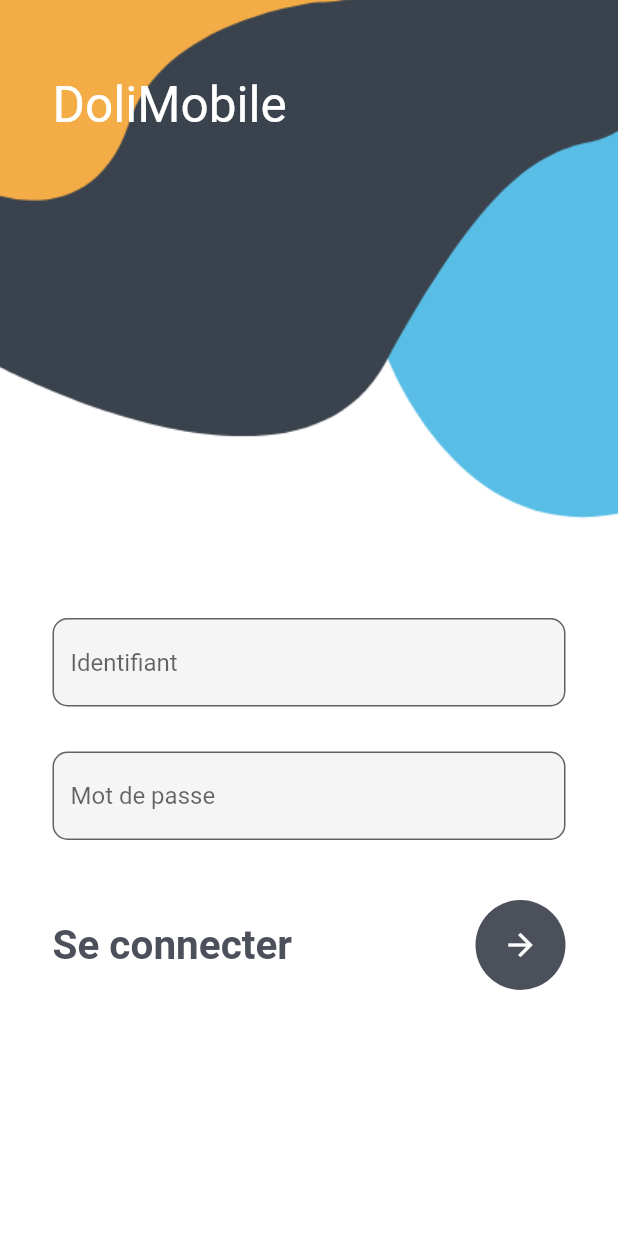
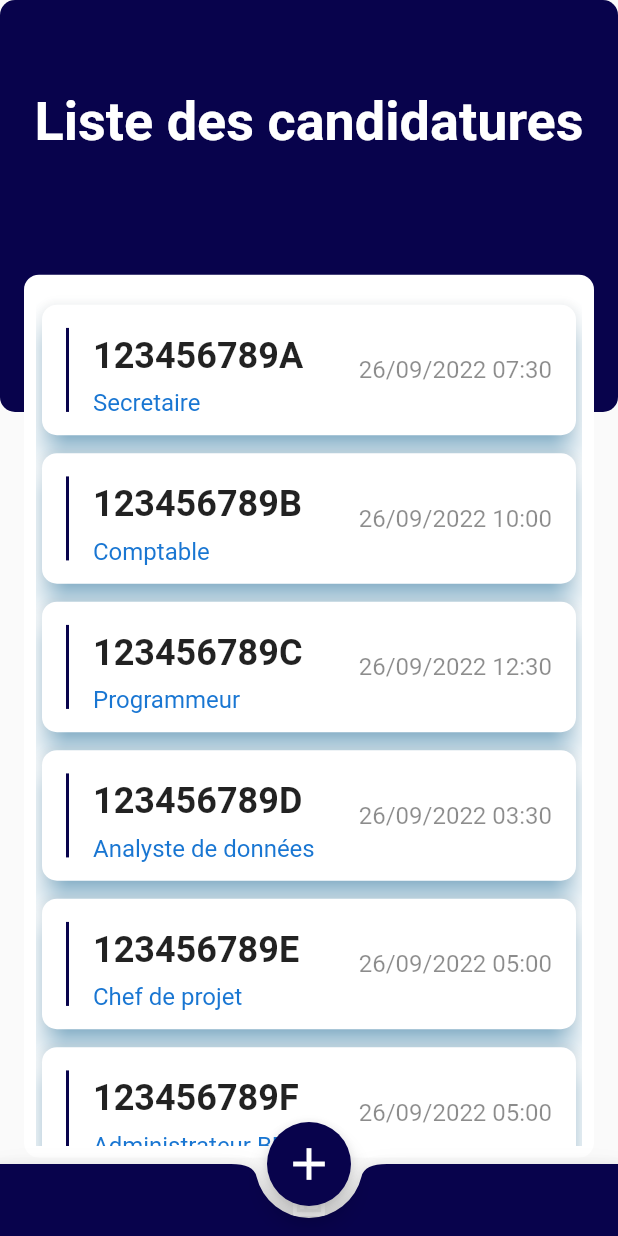
Before and after one commit to DabaSD/Projet_Flutter, a Flutter app: the screen it shows after launch, after a tap on the "arrow forward" icon, on a phone screen of 412 x 824 dp. Run offline on Flutter 3.47's test engine with Material 2 defaults, Android fonts, the light colour scheme and no system bars; drawn by our look-alikes of flutter_slidable.

Commit message:
La liste des candidature

```diff
--- /dev/null
+++ b/lib/home_page.dart
@@ -0,0 +1,137 @@
+import 'package:flutter/material.dart';
+import 'package:projet_flutter/models/task.dart';
+import 'package:projet_flutter/widgets/card_widget.dart';
+import 'package:projet_flutter/widgets/form_widget.dart';
+
+class HomePage extends StatefulWidget {
+  const HomePage({Key? key}) : super(key: key);
+
+  @override
+  State<HomePage> createState() => _HomePageState();
+}
+
+class _HomePageState extends State<HomePage> {
+  final newList = listTask.where((element) => !element.isDone).toList();
+  @override
+  Widget build(BuildContext context) {
+    final size = MediaQuery.of(context).size;
+    return Scaffold(
+      body: SizedBox(
+        width: size.width,
+        height: size.height,
+        child: Stack(
+          children: [
+            Positioned(
+              child: Container(
+                width: size.width,
+                height: size.height / 3,
+                decoration: const BoxDecoration(
+                  borderRadius: BorderRadius.horizontal(
+                    left: Radius.circular(10),
+                    right: Radius.circular(10),
+                  ),
+                  gradient: LinearGradient(
+                    colors: [
+                      Color(0xff08034c),
+                      Color(0xff08034c),
+                    ],
+                    begin: Alignment.centerRight,
+                    end: Alignment.centerLeft,
+                  ),
+                ),
+                child: const Column(
+                  children: [
+                    SizedBox(
+                      height: 60,
+                    ),
+                    Text(
+                      'Liste des candidatures',
+                      style: TextStyle(
+                        color: Colors.white,
+                        fontSize: 36,
+                        fontWeight: FontWeight.bold,
+                      ),
+                    ),
+                    SizedBox(
+                      height: 8,
+                    ),
+                  ],
+                ),
+              ),
+            ),
+            Positioned(
+              top: size.height / 4.5,
+              left: 16,
+              child: Container(
+                width: size.width - 32,
+                height: size.height / 1.4,
+                decoration: const BoxDecoration(
+                  color: Colors.white,
+                  borderRadius: BorderRadius.horizontal(
+                    left: Radius.circular(10),
+                    right: Radius.circular(10),
+                  ),
+                ),
+                child: Padding(
+                  padding: const EdgeInsets.all(8),
+                  child: ListView.separated(
+                    padding: const EdgeInsets.only(
+                      top: 8,
+                    ),
+                    itemBuilder: (context, index) {
+
+                      return CardWidget(
+                        task: newList[index],
+                      );
+                    },
+                    itemCount: newList.length,
+                    separatorBuilder: (context, index) {
+                      return const SizedBox(
+                        height: 4,
+                      );
+                    },
+                  ),
+                ),
+              ),
+            ),
+          ],
+        ),
+      ),
+      bottomNavigationBar: BottomAppBar(
+        color: const Color(0xff08034c),
+        shape: const CircularNotchedRectangle(),
+        notchMargin: 8,
+        child: Row(
+          mainAxisSize: MainAxisSize.max,
+          mainAxisAlignment: MainAxisAlignment.spaceAround,
+          children: [
+            IconButton(
+              onPressed: () {},
+              icon: const Icon(
+                Icons.list_alt_rounded,
+                color: Colors.white,
+                size: 28,
+              ),
+            ),
+          ],
+        ),
+      ),
+      floatingActionButton: FloatingActionButton(
+        onPressed: () {
+          showDialog(
+              context: context,
+              builder: (context) {
+                return const FormWidget();
+              });
+        },
+        backgroundColor: const Color(0xff08034c),
+        foregroundColor: const Color(0xffffffff),
+        child: const Icon(
+          Icons.add,
+          size: 36,
+        ),
+      ),
+      floatingActionButtonLocation: FloatingActionButtonLocation.centerDocked,
+    );
+  }
+}
--- a/lib/login.dart
+++ b/lib/login.dart
@@ -1,4 +1,5 @@
 import 'package:flutter/material.dart';
+import 'package:projet_flutter/main.dart';
 
 class MyLogin extends StatefulWidget {
   const MyLogin({Key? key}) : super(key: key);
@@ -75,7 +76,9 @@
                       backgroundColor: const Color(0xff4c505b),
                       child: IconButton(
                         color: Colors.white,
-                        onPressed: () {},
+                        onPressed: () {
+                          runApp(const MyApp1());
+                        },
                         icon: const Icon(Icons.arrow_forward),
                       ),
                     ),
--- a/lib/main.dart
+++ b/lib/main.dart
@@ -1,8 +1,11 @@
 import 'package:flutter/material.dart';
 import 'package:projet_flutter/login.dart';
+import 'package:projet_flutter/home_page.dart';
+
 
 void main() {
   runApp(const MyApp());
+  //;
 }
 
 class MyApp extends StatelessWidget {
@@ -19,3 +22,20 @@
         });
   }
 }
+
+
+class MyApp1 extends StatelessWidget {
+  const MyApp1({Key? key}) : super(key: key);
+
+  @override
+  Widget build(BuildContext context) {
+    return MaterialApp(
+      debugShowCheckedModeBanner: false,
+      title: 'DoliMobile',
+      theme: ThemeData(
+        primarySwatch: Colors.blue,
+      ),
+      home: const HomePage(),
+    );
+  }
+}
--- /dev/null
+++ b/lib/models/task.dart
@@ -0,0 +1,52 @@
+class Task {
+  final String taskName;
+  final String description;
+  final DateTime taskTime;
+  final bool isDone;
+
+  Task(
+    this.taskName,
+    this.description,
+    this.taskTime,
+    this.isDone,
+  );
+}
+
+List<Task> listTask = [
+  Task(
+    '123456789A',
+    'Secretaire',
+    DateTime(2022, 9, 26, 7, 30),
+    false,
+  ),
+  Task(
+    '123456789B',
+    'Comptable',
+    DateTime(2022, 9, 26, 10, 00),
+    false,
+  ),
+  Task(
+    '123456789C',
+    'Programmeur',
+    DateTime(2022, 9, 26, 12, 30),
+    false,
+  ),
+  Task(
+    '123456789D',
+    'Analyste de données',
+    DateTime(2022, 9, 26, 15, 30),
+    false,
+  ),
+  Task(
+    '123456789E',
+    'Chef de projet',
+    DateTime(2022, 9, 26, 17),
+    false,
+  ),
+  Task(
+    '123456789F',
+    'Administrateur BD',
+    DateTime(2022, 9, 26, 17),
+    false,
+  ),
+];
--- /dev/null
+++ b/lib/widgets/card_widget.dart
@@ -0,0 +1,84 @@
+import 'package:flutter/material.dart';
+import 'package:flutter_slidable/flutter_slidable.dart';
+import 'package:intl/intl.dart';
+
+import '../models/task.dart';
+
+class CardWidget extends StatelessWidget {
+  final Task task;
+  const CardWidget({
+    Key? key,
+    required this.task,
+  }) : super(key: key);
+
+  @override
+  Widget build(BuildContext context) {
+    return Slidable(
+      key: const ValueKey(0),
+      startActionPane: ActionPane(
+        motion: const ScrollMotion(),
+        dismissible: DismissiblePane(onDismissed: () {}),
+        children: [
+          const SizedBox(
+            width: 2,
+          ),
+
+          SlidableAction(
+            borderRadius: BorderRadius.circular(16),
+            onPressed: (_) {},
+            backgroundColor: const Color(0xFFFE4A49),
+            foregroundColor: Colors.white,
+            icon: Icons.delete,
+            label: 'Supprimer',
+          ),
+        ],
+      ),
+      child: Card(
+        elevation: 8,
+        shadowColor: const Color(0xff2da9ef),
+        shape: RoundedRectangleBorder(
+          borderRadius: BorderRadius.circular(
+            10,
+          ),
+        ),
+        child: ListTile(
+          contentPadding: const EdgeInsets.symmetric(
+            vertical: 8,
+            horizontal: 16,
+          ),
+          minLeadingWidth: task.isDone ? 0 : 2,
+          leading: task.isDone
+              ? const SizedBox()
+              : Container(
+                  width: 2,
+                  color: const Color(0xff08034c),
+                ),
+          title: Padding(
+            padding: const EdgeInsets.symmetric(vertical: 8.0),
+            child: Text(
+              task.taskName,
+              style: const TextStyle(
+                fontSize: 24,
+                fontWeight: FontWeight.bold,
+              ),
+            ),
+          ),
+          subtitle: Text(
+            task.description,
+            style: TextStyle(
+              color: Colors.blue.shade700,
+              fontSize: 16,
+            ),
+          ),
+          trailing: Text(
+            task.isDone ? 'Done' : DateFormat('dd/MM/yyyy hh:mm').format(task.taskTime),
+            style: const TextStyle(
+              color: Colors.black45,
+              fontSize: 16,
+            ),
+          ),
+        ),
+      ),
+    );
+  }
+}
--- a/pubspec.yaml
+++ b/pubspec.yaml
@@ -36,6 +36,8 @@
   # Use with the CupertinoIcons class for iOS style icons.
   cupertino_icons: ^1.0.2
   dio: ^4.0.6
+  intl: ^0.18.0
+  flutter_slidable: ^2.0.0
 
 dev_dependencies:
   flutter_test:
```
Also changed, not shown: lib/widgets/form_widget.dart (added, +188 -0 lines), pubspec.lock.
